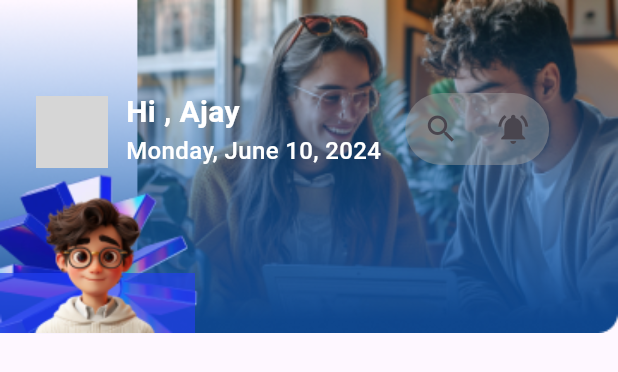
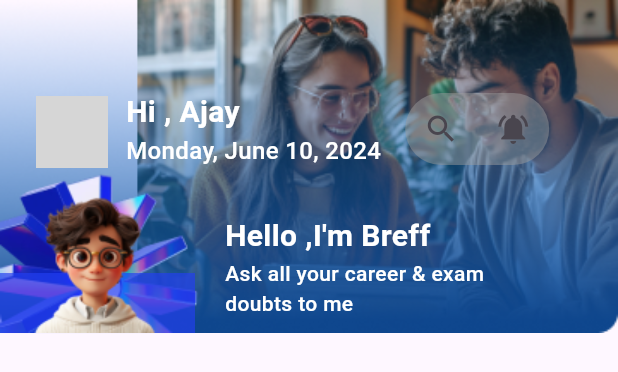
Before and after one commit to muhammed-sinan-vadakara/UFS-MASHINE-TEST, a Flutter app: the StackCondainerWidget widget shown alone on an empty page, opened directly, on a phone screen of 412 x 824 dp. Shown: the top 372 px of the screen. Run offline on Flutter 3.47's test engine with Material 3 defaults, Android fonts, the light colour scheme and no system bars; our stand-ins replace flutter_riverpod, riverpod_annotation; generated files the repository leaves out were written again; grey boxes are pictures that could not be loaded.

Commit message:
almost completed the task

```diff
--- a/lib/view/pages/home_page.dart
+++ b/lib/view/pages/home_page.dart
@@ -71,6 +71,14 @@ class HomePage extends ConsumerWidget {
                   Container(
                     width: screenwidth,
                     height: 120,
+                    child: Row(
+                      children: [
+                        Text(" "),
+                        Image.asset(
+                          "assets/images/find_a_mentor_img.png",
+                        )
+                      ],
+                    ),
                     decoration: BoxDecoration(
                         border: Border.all(
                             width: 1,
--- a/lib/view/widgets/stack_condainer_widget.dart
+++ b/lib/view/widgets/stack_condainer_widget.dart
@@ -109,7 +109,41 @@ class _StackCondainerWidgetState extends State<StackCondainerWidget> {
                 ),
               ),
             ),
-          )
+          ),
+          Positioned(
+            left: 150,
+            bottom: 50,
+            child: SizedBox(
+              child: Column(
+                children: [
+                  Text(
+                    "Hello ,I'm Breff",
+                    style: TextStyle(
+                        fontSize: 20,
+                        fontWeight: FontWeight.w700,
+                        color: Colors.white),
+                  ),
+                ],
+              ),
+            ),
+          ),
+          Positioned(
+            left: 150,
+            bottom: 10,
+            child: SizedBox(
+              child: Column(
+                children: [
+                  Text(
+                    "Ask all your career & exam\ndoubts to me",
+                    style: TextStyle(
+                        fontSize: 14,
+                        fontWeight: FontWeight.w500,
+                        color: Colors.white),
+                  ),
+                ],
+              ),
+            ),
+          ),
         ],
       ),
     );
```
